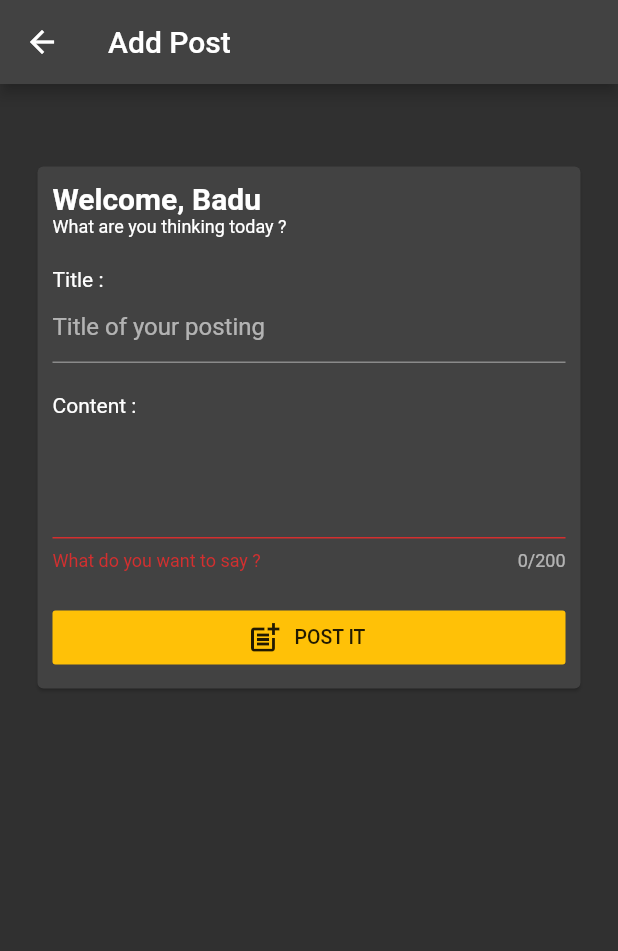
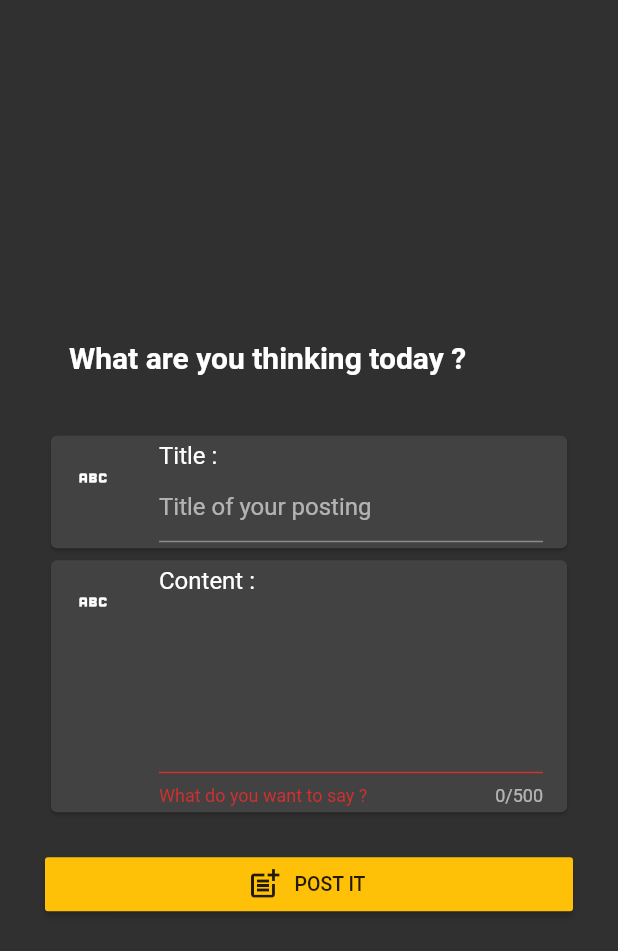
Before and after one commit to 01masterdisk/blog_experiment, a Flutter app: the PostForm screen opened directly, after a tap on "POST IT", on a phone screen of 412 x 824 dp. Shown: the top 951 px of the screen. Run offline on Flutter 3.47's test engine with Material 2 defaults, Android fonts, the phone set to English and light mode, and no system bars; our stand-ins replace flutter_spinkit, shared_preferences; missing offline and left inert: dart:ffi; accounts and stored records are empty; network calls fail.

Commit message:
Add Post + Preview di Home done

```diff
--- a/lib/api/RequestAPI.dart
+++ b/lib/api/RequestAPI.dart
@@ -29,7 +29,7 @@ class RequestAPI{
     String? rest = "";
     String? author = "";
     rest = await SessionManager().getToken();
-    rest = await SessionManager().getToken();
+    author = await SessionManager().getUsername();
     var req = {
       "created_by" : author,
       "title" : title,
@@ -38,8 +38,6 @@ class RequestAPI{
     var auth = {
       "Authorization" : "Bearer $rest"
     };
-    print(req);
-    print(auth);
     return await http.post(Uri.parse(server+"/api/blog"),headers: auth,body: req);
   }
 
--- a/lib/ui/page/PostForm.dart
+++ b/lib/ui/page/PostForm.dart
@@ -1,6 +1,11 @@
+import 'dart:convert';
+import 'package:blog_experimental/api/RequestAPI.dart';
 import 'package:blog_experimental/constant/CustomStyle.dart';
+import 'package:blog_experimental/constant/Notif.dart';
 import 'package:blog_experimental/constant/Separator.dart';
-import 'package:blog_experimental/model/PostBody.dart';
+import 'package:blog_experimental/ui/page/FormLogin.dart';
+import 'package:blog_experimental/ui/page/Home.dart';
+import 'package:blog_experimental/utils/SessionManager.dart';
 import 'package:blog_experimental/utils/Utility.dart';
 import 'package:flutter/material.dart';
 
@@ -18,43 +23,87 @@ class _PostFormState extends State<PostForm> {
     "title" : TextEditingController(),
     "body" : TextEditingController(),
   };
-  var _user = "Badu";
-  var _dateNow;
-  var _post;
+  var _user = "";
+
+  void setValue() async {
+    _user = (await SessionManager().getUsername())!;
+  }
+
+  void doPosting() async {
+    Notif().loading(context);
+    String? title ;
+    if(_formController["title"] == null){
+      title = "<No Title>";
+    }else{
+      title = _formController["title"]?.value.text.toString();
+    }
+    var resp = await RequestAPI().posting(
+        title,
+        _formController["body"]?.value.text
+    );
+    Navigator.pop(context);
+    print(resp.body);
+    switch(resp.statusCode){
+      case 200 :
+        var x = jsonDecode(resp.body);
+        Notif().snack(context, x["message"]);
+        Utility().ChangeActivity(context, Home(username: _user,));
+        break;
+      case 401 :
+        Notif().snack(context, "Please Login First");
+        Utility().ChangeActivity(context, FormLogin());
+        break;
+      default:
+        Notif().snack(context, Notif().opps);
+        break;
+    }
+  }
 
   @override
   Widget build(BuildContext context) {
-    return Scaffold(
-      appBar: AppBar(
-        title: Text("Add Post"),
-      ),
-      body: SingleChildScrollView(
-        padding: EdgeInsets.fromLTRB(0, 30, 0, 0),
-        child: Card(
-          margin: EdgeInsets.all(25),
-          child: Padding(
-            padding: const EdgeInsets.all(10.0),
+    return WillPopScope(
+      onWillPop: () async {
+        Utility().ChangeActivity(context, Home(username: _user,));
+        return true;
+      },
+      child: Scaffold(
+        body: SafeArea(
           child: Form(
             key: _form,
+            child: Padding(
+              padding: const EdgeInsets.all(30),
               child: Column(
                 crossAxisAlignment: CrossAxisAlignment.stretch,
+                mainAxisAlignment: MainAxisAlignment.center,
                 children: [
-                  Text("Welcome, $_user",style: new CustomStyle().Title(),),
-                  Text('What are you thinking today ?',style: new CustomStyle().Default(),),
+                  ListTile(title: Text('What are you thinking today ?',style: new CustomStyle().Title(),)),
                   new Separator().Large(),
-                  Text('Title :',),
-                  TextFormField(
+                  Card(
+                    child: ListTile(
+                      leading: Icon(
+                        Icons.abc
+                      ),
+                      title: Text('Title :',),
+                      subtitle: TextFormField(
                         controller: _formController["title"],
                         decoration: InputDecoration(
                           hintText: 'Title of your posting',
                         ),
                       ),
-                  new Separator().Large(),
-                  Text('Content :',),
-                  TextFormField(
+                    ),
+                  ),
+
+
+                  Card(
+                    child: ListTile(
+                      leading: Icon(
+                        Icons.abc
+                      ),
+                      title: Text('Content :',),
+                      subtitle: TextFormField(
                         controller: _formController["body"],
-                    maxLength: 200,
-                    maxLines: 3,
+                        maxLength: 500,
+                        maxLines: 5,
                         validator: (String? value){
                           if(value!.isEmpty){
                             return "What do you want to say ?";
@@ -62,25 +111,13 @@ class _PostFormState extends State<PostForm> {
                           return null;
                         },
                       ),
+                    ),
+                  ),
                   new Separator().Large(),
-                  FlatButton.icon(
+                  RaisedButton.icon(
                     onPressed: (){
                       if(_form.currentState!.validate()){
-                        _post = new PostBody(
-                            author: _user,
-                            created_at: new Utility().Datenow(),
-                            body: _formController["body"]!.value.text,
-                            title: _formController["title"]!.value.text,
-                            id: "32",
-                            updated_at: new Utility().Datenow()
-                        );
-                        print("Mantap");
-                        print(_post.toString());
-
-                      }else{
-                        setState(() {
-                          _formController["body"] = TextEditingController();
-                        });
+                        doPosting();
                       }
                     },
                     color: Colors.amber,
```
Also changed, not shown: lib/ui/list/Recycler.dart (+24 -24 lines), lib/ui/page/Home.dart (+18 -5 lines). Lines whose indentation alone changed are shown as unchanged.
